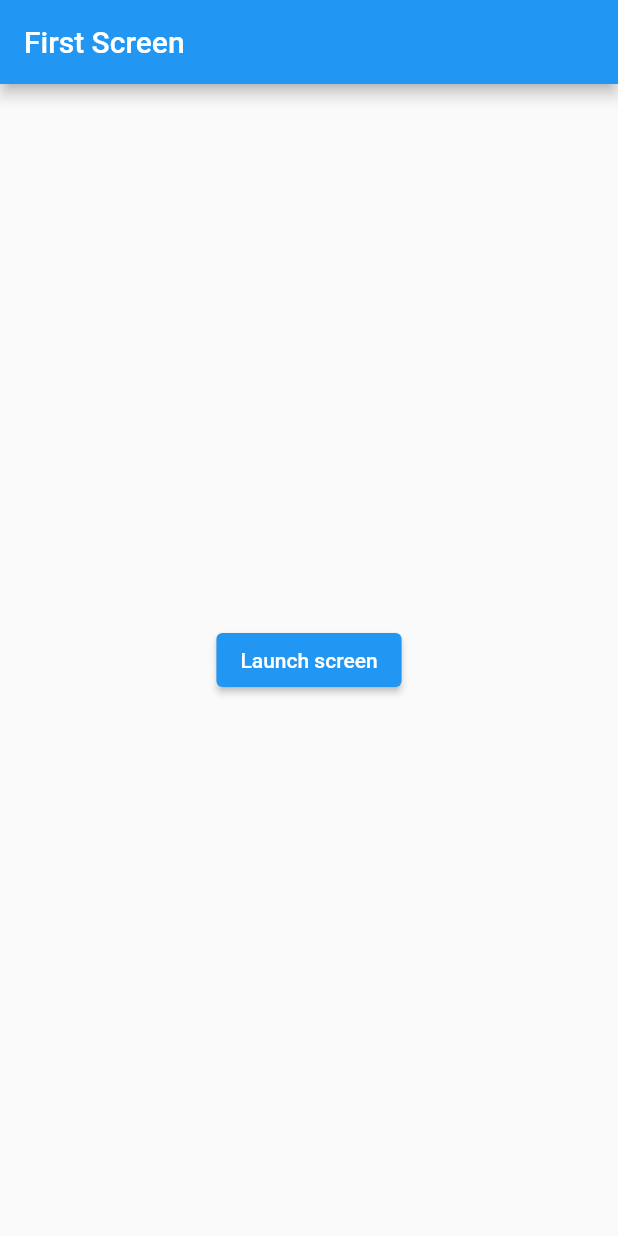
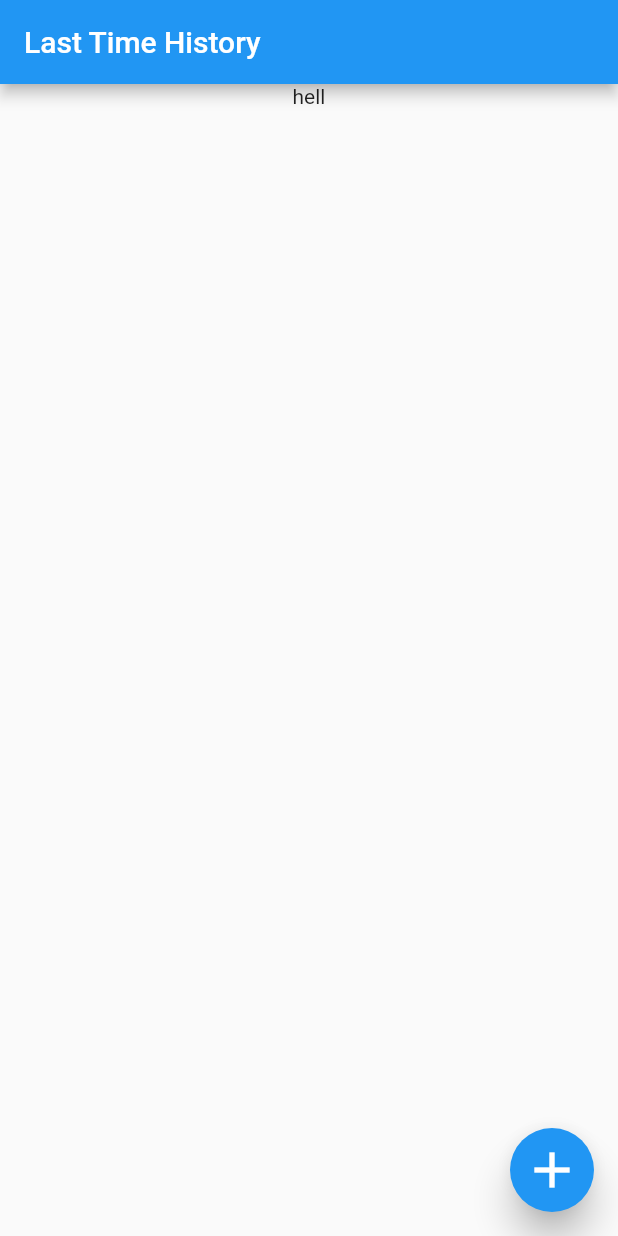
Before and after one commit to karnzx/flutter_last_time_jobs, a Flutter app: the screen it shows after launch, on a phone screen of 412 x 824 dp. Run offline on Flutter 3.47's test engine with Material 2 defaults, Android fonts, the phone set to English and light mode, and no system bars; our stand-ins replace hive, hive_flutter; accounts and stored records are empty.

Commit message:
edit Screens

```diff
--- a/lib/Screens/first_screen.dart
+++ b/lib/Screens/first_screen.dart
@@ -1,29 +1,58 @@
 import 'package:flutter/material.dart';
-
+import 'package:hive/hive.dart';
+import 'package:hive_flutter/hive_flutter.dart';
 import 'second_screen.dart';
 
-class FirstScreen extends StatelessWidget {
+class FirstScreen extends StatefulWidget {
+  static const routeName = '/firstScreen';
+
   const FirstScreen({Key? key}) : super(key: key);
 
-  static const routeName = '/firstScreen';
+  @override
+  _FirstScreenState createState() => _FirstScreenState();
+}
+
+class _FirstScreenState extends State<FirstScreen> {
+  @override
+  void dispose() {
+    Hive.close();
+    super.dispose();
+  }
 
   @override
   Widget build(BuildContext context) {
     return Scaffold(
-      appBar: AppBar(
-        title: const Text('First Screen'),
-      ),
-      body: Center(
-        child: ElevatedButton(
-          // Within the `FirstScreen` widget
+        appBar: AppBar(
+          title: const Text('Last Time History'),
+        ),
+        body: Center(
+            child: Column(
+          children: [
+            Text('hell'),
+          ],
+        )
+            // child: ElevatedButton(
+            //   // Within the `FirstScreen` widget
+            //   onPressed: () {
+            //     // Navigate to the second screen using a named route.
+            //     Navigator.pushNamed(context, SecondScreen.routeName,
+            //         arguments: 'args');
+            //   },
+            //   child: const Text('Launch screen'),
+            // ),
+            ),
+        floatingActionButton: FloatingActionButton(
+          elevation: 10,
+          tooltip: 'add',
+          child: Icon(
+            Icons.add,
+            size: 40.0,
+            color: Colors.white,
+          ),
           onPressed: () {
             // Navigate to the second screen using a named route.
-            Navigator.pushNamed(context, SecondScreen.routeName,
-                arguments: 'args');
+            Navigator.pushNamed(context, SecondScreen.routeName);
           },
-          child: const Text('Launch screen'),
-        ),
-      ),
-    );
+        ));
   }
 }
--- a/lib/main.dart
+++ b/lib/main.dart
@@ -31,8 +31,8 @@ class MyApp extends StatelessWidget {
       // home: MyHomePage(title: 'HomePage'),
       initialRoute: FirstScreen.routeName,
       routes: {
-        FirstScreen.routeName: (context) => const FirstScreen(),
-        SecondScreen.routeName: (context) => const SecondScreen(),
+        FirstScreen.routeName: (context) => FirstScreen(),
+        SecondScreen.routeName: (context) => SecondScreen(),
       },
     );
   }
--- a/lib/models/last_time.dart
+++ b/lib/models/last_time.dart
@@ -3,7 +3,7 @@ import 'package:hive/hive.dart';
 part 'last_time.g.dart';
 
 @HiveType(typeId: 0)
-class LastTime {
+class LastTime extends HiveObject {
   @HiveField(0)
   late String job;
 
```
Also changed, not shown: lib/Screens/second_screen.dart (+11 -6 lines).
